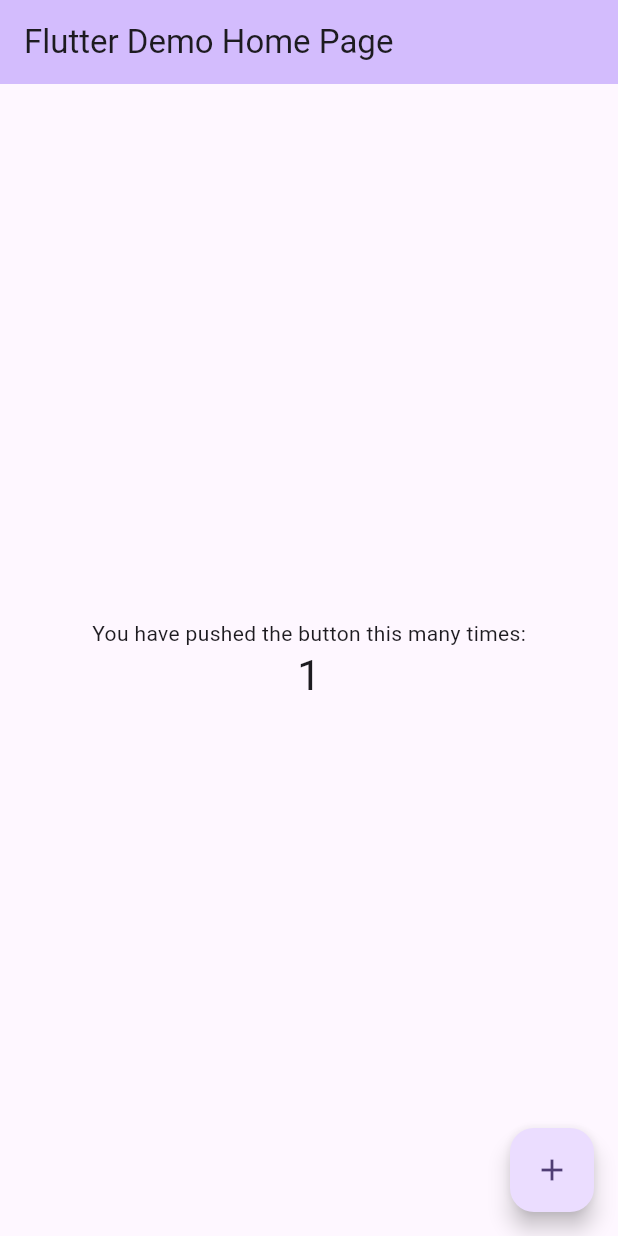
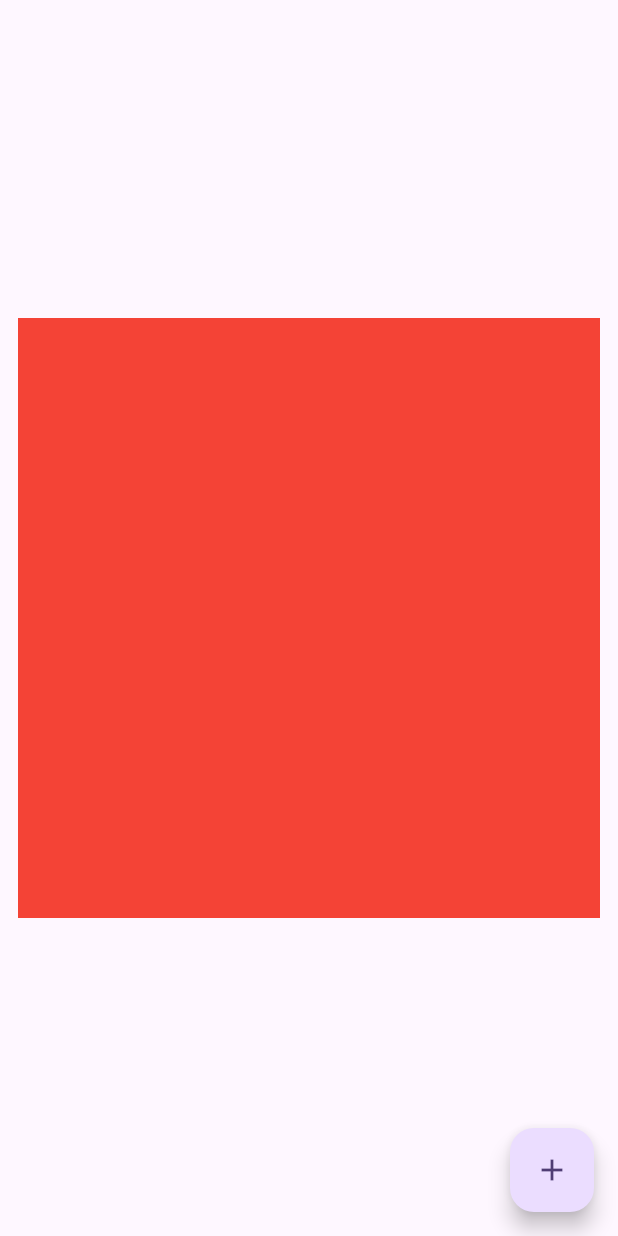
Before and after one commit to alirezashahabb/animated, a Flutter app: the screen it shows after launch, after a tap on the "add" icon, on a phone screen of 412 x 824 dp. Run offline on Flutter 3.47's test engine with Material 3 defaults, Android fonts, the phone set to English and light mode, and no system bars.

Commit message:
add AnimatedScreen

```diff
--- a/lib/main.dart
+++ b/lib/main.dart
@@ -1,3 +1,4 @@
+import 'package:animated/screen/animated_continer.dart';
 import 'package:flutter/material.dart';
 
 void main() {
@@ -11,115 +12,13 @@ class MyApp extends StatelessWidget {
   @override
   Widget build(BuildContext context) {
     return MaterialApp(
+      debugShowCheckedModeBanner: false,
       title: 'Flutter Demo',
       theme: ThemeData(
-        // This is the theme of your application.
-        //
-        // TRY THIS: Try running your application with "flutter run". You'll see
-        // the application has a purple toolbar. Then, without quitting the app,
-        // try changing the seedColor in the colorScheme below to Colors.green
-        // and then invoke "hot reload" (save your changes or press the "hot
-        // reload" button in a Flutter-supported IDE, or press "r" if you used
-        // the command line to start the app).
-        //
-        // Notice that the counter didn't reset back to zero; the application
-        // state is not lost during the reload. To reset the state, use hot
-        // restart instead.
-        //
-        // This works for code too, not just values: Most code changes can be
-        // tested with just a hot reload.
         colorScheme: ColorScheme.fromSeed(seedColor: Colors.deepPurple),
         useMaterial3: true,
       ),
-      home: const MyHomePage(title: 'Flutter Demo Home Page'),
+      home: AnimatedContainerScreen(),
     );
   }
 }
-
-class MyHomePage extends StatefulWidget {
-  const MyHomePage({super.key, required this.title});
-
-  // This widget is the home page of your application. It is stateful, meaning
-  // that it has a State object (defined below) that contains fields that affect
-  // how it looks.
-
-  // This class is the configuration for the state. It holds the values (in this
-  // case the title) provided by the parent (in this case the App widget) and
-  // used by the build method of the State. Fields in a Widget subclass are
-  // always marked "final".
-
-  final String title;
-
-  @override
-  State<MyHomePage> createState() => _MyHomePageState();
-}
-
-class _MyHomePageState extends State<MyHomePage> {
-  int _counter = 0;
-
-  void _incrementCounter() {
-    setState(() {
-      // This call to setState tells the Flutter framework that something has
-      // changed in this State, which causes it to rerun the build method below
-      // so that the display can reflect the updated values. If we changed
-      // _counter without calling setState(), then the build method would not be
-      // called again, and so nothing would appear to happen.
-      _counter++;
-    });
-  }
-
-  @override
-  Widget build(BuildContext context) {
-    // This method is rerun every time setState is called, for instance as done
-    // by the _incrementCounter method above.
-    //
-    // The Flutter framework has been optimized to make rerunning build methods
-    // fast, so that you can just rebuild anything that needs updating rather
-    // than having to individually change instances of widgets.
-    return Scaffold(
-      appBar: AppBar(
-        // TRY THIS: Try changing the color here to a specific color (to
-        // Colors.amber, perhaps?) and trigger a hot reload to see the AppBar
-        // change color while the other colors stay the same.
-        backgroundColor: Theme.of(context).colorScheme.inversePrimary,
-        // Here we take the value from the MyHomePage object that was created by
-        // the App.build method, and use it to set our appbar title.
-        title: Text(widget.title),
-      ),
-      body: Center(
-        // Center is a layout widget. It takes a single child and positions it
-        // in the middle of the parent.
-        child: Column(
-          // Column is also a layout widget. It takes a list of children and
-          // arranges them vertically. By default, it sizes itself to fit its
-          // children horizontally, and tries to be as tall as its parent.
-          //
-          // Column has various properties to control how it sizes itself and
-          // how it positions its children. Here we use mainAxisAlignment to
-          // center the children vertically; the main axis here is the vertical
-          // axis because Columns are vertical (the cross axis would be
-          // horizontal).
-          //
-          // TRY THIS: Invoke "debug painting" (choose the "Toggle Debug Paint"
-          // action in the IDE, or press "p" in the console), to see the
-          // wireframe for each widget.
-          mainAxisAlignment: MainAxisAlignment.center,
-          children: <Widget>[
-            const Text(
-              'You have pushed the button this many times:',
-            ),
-            Text(
-              '$_counter',
-              style: Theme.of(context).textTheme.headlineMedium,
-            ),
-          ],
-        ),
-      ),
-      floatingActionButton: FloatingActionButton(
-        onPressed: _incrementCounter,
-        tooltip: 'Increment',
-        child: const Icon(Icons.add),
-      ), // This trailing comma makes auto-formatting nicer for build methods.
-    );
-  }
-}
--- /dev/null
+++ b/lib/screen/animated_continer.dart
@@ -0,0 +1,42 @@
+import 'package:flutter/material.dart';
+
+class AnimatedContainerScreen extends StatefulWidget {
+  const AnimatedContainerScreen({super.key});
+
+  @override
+  State<AnimatedContainerScreen> createState() =>
+      _AnimatedContainerScreenState();
+}
+
+class _AnimatedContainerScreenState extends State<AnimatedContainerScreen> {
+  double mainhight = 200;
+  @override
+  Widget build(BuildContext context) {
+    return Scaffold(
+      floatingActionButton: FloatingActionButton(
+        onPressed: () {
+          setState(() {
+            mainhight = mainhight == 200 ? 400 : 200;
+          });
+        },
+        child: Icon(Icons.add),
+      ),
+      body: Center(
+        child: Column(
+          mainAxisAlignment: MainAxisAlignment.center,
+          children: [
+            AnimatedContainer(
+              duration: Duration(
+                seconds: 1,
+              ),
+              margin: EdgeInsets.all(12),
+              width: double.infinity,
+              height: mainhight,
+              color: Colors.red,
+            )
+          ],
+        ),
+      ),
+    );
+  }
+}
```
